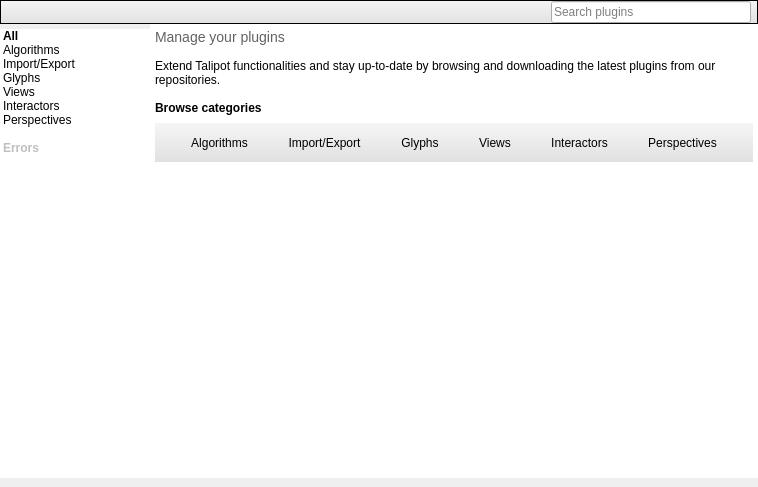
renoust/talipot, file software/talipot/designer/PluginsCenter.ui: the form before one commit.
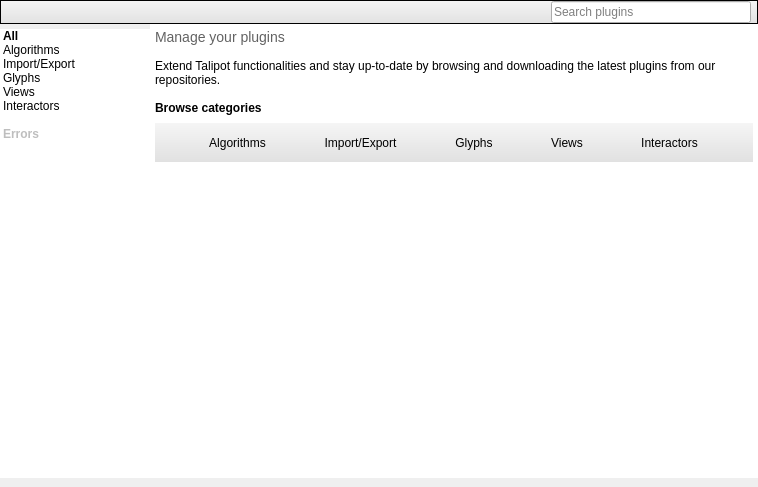
The form after the commit. The open tabs and pages were chosen to show the change. Icons and pictures are not drawn. Custom widgets are drawn as their Qt base class.

Commit message: software: Remove Perspective plugin system from the Tulip era

```diff
--- a/software/talipot/designer/PluginsCenter.ui
+++ b/software/talipot/designer/PluginsCenter.ui
@@ -194,22 +194,11 @@
           </property>
          </item>
          <item>
-          <property name="text">
-           <string>Perspectives</string>
-          </property>
           <property name="icon">
            <iconset resource="../resources/TalipotAgent.qrc">
             <normaloff>:/talipot/app/icons/64/plugin_controller.png</normaloff>:/talipot/app/icons/64/plugin_controller.png</iconset>
           </property>
          </item>
-         <item>
-          <property name="text">
-           <string/>
-          </property>
-          <property name="flags">
-           <set>NoItemFlags</set>
-          </property>
-         </item>
          <item>
           <property name="text">
            <string>Errors</string>
@@ -388,29 +377,6 @@
                 </property>
                </widget>
               </item>
-              <item row="0" column="5">
-               <widget class="QToolButton" name="browsePerspectivesButton">
-                <property name="text">
-                 <string>Perspectives</string>
-                </property>
-                <property name="icon">
-                 <iconset resource="../resources/TalipotAgent.qrc">
-                  <normaloff>:/talipot/app/icons/64/plugin_controller.png</normaloff>:/talipot/app/icons/64/plugin_controller.png</iconset>
-                </property>
-                <property name="iconSize">
-                 <size>
-                  <width>64</width>
-                  <height>64</height>
-                 </size>
-                </property>
-                <property name="toolButtonStyle">
-                 <enum>Qt::ToolButtonTextUnderIcon</enum>
-                </property>
-                <property name="autoRaise">
-                 <bool>true</bool>
-                </property>
-               </widget>
-              </item>
               <item row="0" column="4">
                <widget class="QToolButton" name="browseInteractorsButton">
                 <property name="text">
```
Left out of the diff: 47 changed lines with no effect on the pictures. The commit also changes 235 other files.
